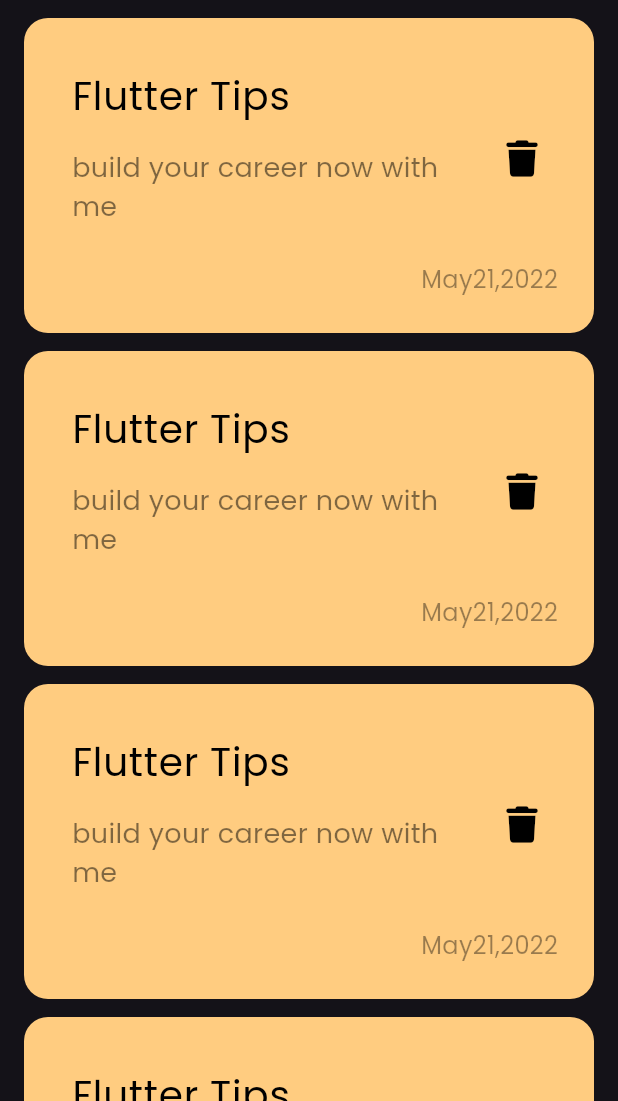
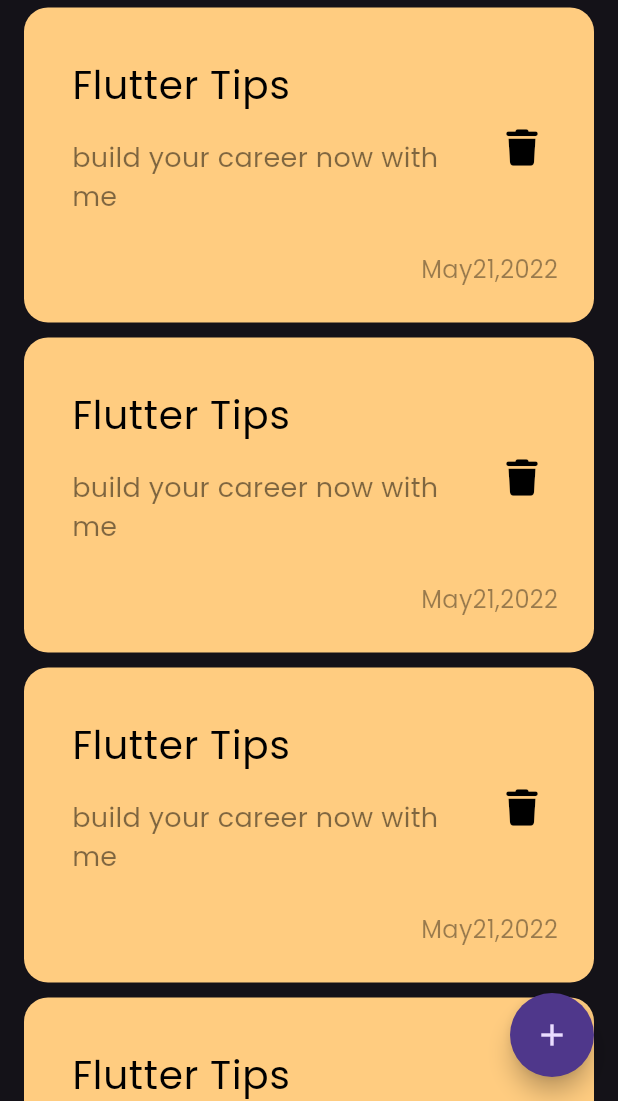
Before and after one commit to mohamedmagdi6/note_app, a Flutter app: the screen it shows after launch, on a phone screen of 412 x 824 dp, the part 135-1236 px from its top. Run offline on Flutter 3.47's test engine with Material 3 defaults, Android fonts, the phone set to English and light mode, and no system bars; our stand-ins replace font_awesome_flutter.

Commit message:
create floating action button

```diff
--- a/lib/views/notes_view.dart
+++ b/lib/views/notes_view.dart
@@ -7,8 +7,13 @@ class NotesView extends StatelessWidget {
 
   @override
   Widget build(BuildContext context) {
-    return const Scaffold(
-      body: Padding(
+    return Scaffold(
+      floatingActionButton: FloatingActionButton(
+        onPressed: () {},
+        shape: RoundedRectangleBorder(borderRadius: BorderRadius.circular(30)),
+        child: const Icon(Icons.add),
+      ),
+      body: const Padding(
         padding: EdgeInsets.symmetric(horizontal: 16),
         child: Column(
           children: [
--- a/lib/widgets/custom_notes_container.dart
+++ b/lib/widgets/custom_notes_container.dart
@@ -9,19 +9,19 @@ class CustomNotesListTile extends StatelessWidget {
     return Container(
       padding: const EdgeInsets.only(top: 24, bottom: 24, left: 16),
       decoration: BoxDecoration(
-        color: Color(0xffFFCC80),
+        color: const Color(0xffFFCC80),
         borderRadius: BorderRadius.circular(16),
       ),
       child: Column(
         crossAxisAlignment: CrossAxisAlignment.end,
         children: [
           ListTile(
-            title: Text(
+            title: const Text(
               'Flutter Tips',
               style: TextStyle(color: Colors.black, fontSize: 26),
             ),
             subtitle: Padding(
-              padding: EdgeInsets.symmetric(vertical: 16),
+              padding: const EdgeInsets.symmetric(vertical: 16),
               child: Text(
                 'build your career now with me ',
                 style: TextStyle(
@@ -30,13 +30,13 @@ class CustomNotesListTile extends StatelessWidget {
             ),
             trailing: IconButton(
               onPressed: () {},
-              icon: Icon(FontAwesomeIcons.trash),
+              icon: const Icon(FontAwesomeIcons.trash),
               color: Colors.black,
               iconSize: 24,
             ),
           ),
           Padding(
-            padding: EdgeInsets.only(right: 24),
+            padding: const EdgeInsets.only(right: 24),
             child: Text(
               'May21,2022',
               style:
--- a/lib/widgets/notes_list_view.dart
+++ b/lib/widgets/notes_list_view.dart
@@ -13,7 +13,7 @@ class NotesListView extends StatelessWidget {
         itemCount: 9,
         itemBuilder: (context, index) {
           return const Padding(
-            padding: EdgeInsets.only(top: 12),
+            padding: EdgeInsets.symmetric(vertical: 5),
             child: CustomNotesListTile(),
           );
         });
```
